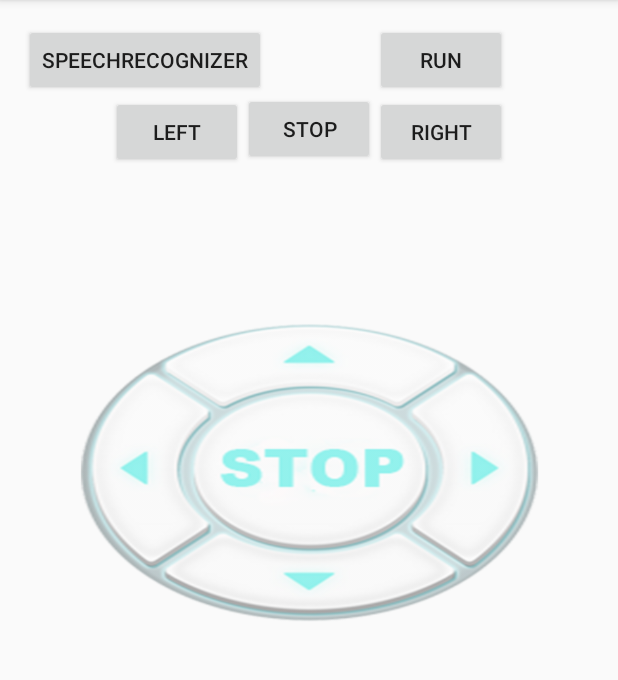
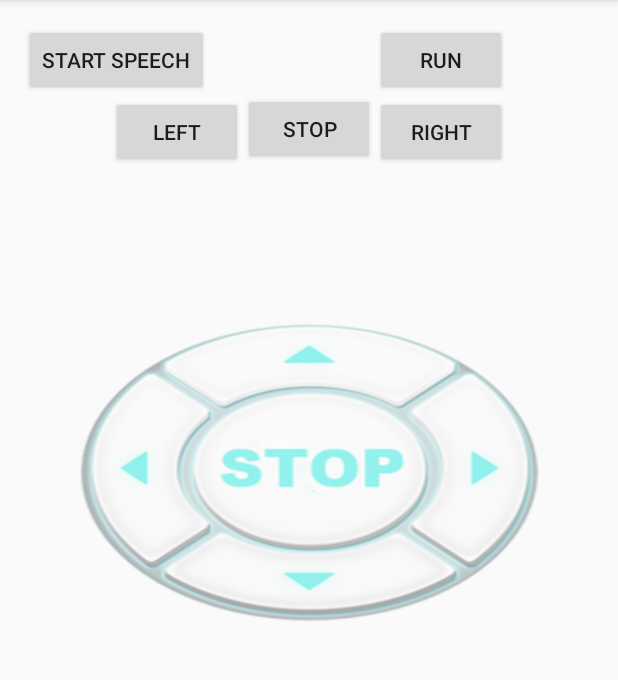
Before and after one commit to DuJiajun1994/RemoteControlCar, an Android app: the screen it shows after launch (MainActivity), on a phone screen of 412 x 824 dp, the part 84-764 px from its top. Run offline under Robolectric (Android 15) with nearby library versions, the phone set to English and light mode, and no system bars.

Commit message:
语音识别弄好了

```diff
--- a/app/src/main/java/sjtudeveloper/remotecontroller/MainActivity.java
+++ b/app/src/main/java/sjtudeveloper/remotecontroller/MainActivity.java
@@ -11,7 +11,6 @@ import android.widget.Button;
 import android.widget.ImageView;
 
 import com.iflytek.cloud.SpeechConstant;
-import com.iflytek.cloud.SpeechRecognizer;
 import com.iflytek.cloud.SpeechUtility;
 
 public class MainActivity extends AppCompatActivity implements View.OnClickListener, View.OnTouchListener{
@@ -22,6 +21,7 @@ public class MainActivity extends AppCompatActivity implements View.OnClickListe
     private GravitySensorManager gravitySensorManager;
     private BluetoothController bct;
     private VoiceRecognizer voiceRecognizer;
+    private Button speechRecognizerButton;
 
     @Override
     protected void onCreate(Bundle savedInstanceState) {
@@ -38,9 +38,11 @@ public class MainActivity extends AppCompatActivity implements View.OnClickListe
         btn.setOnClickListener(this);
         btn = (Button)this.findViewById(R.id.right_button);
         btn.setOnClickListener(this);
-        btn = (Button) findViewById(R.id.speechRecognizer);
-        btn.setOnClickListener(this);
         motion_button.setOnTouchListener(this);
+
+        //speechRecognizerButton
+        speechRecognizerButton = (Button) findViewById(R.id.speechRecognizer);
+        speechRecognizerButton.setOnClickListener(this);
 
         //use bluetooth to connect the car and mobile phone
         bct = new BluetoothController();
@@ -52,8 +54,7 @@ public class MainActivity extends AppCompatActivity implements View.OnClickListe
         }
         if(speechRecognizerFlag){
             SpeechUtility.createUtility(MainActivity.this, SpeechConstant.APPID+"=56501737");
-            voiceRecognizer = new VoiceRecognizer(MainActivity.this);
-            Log.e("debug", "position");
+            voiceRecognizer = new VoiceRecognizer(MainActivity.this,bct);
         }
     }
 
@@ -82,9 +83,9 @@ public class MainActivity extends AppCompatActivity implements View.OnClickListe
                 break;
             case R.id.speechRecognizer:
                 if(speechRecognizerFlag)
-                {voiceRecognizer.start();speechRecognizerFlag=false;}
+                {voiceRecognizer.start();speechRecognizerFlag=false;speechRecognizerButton.setText("Stop Speech");}
                 else
-                {voiceRecognizer.stop();speechRecognizerFlag=true;}
+                {voiceRecognizer.stop();speechRecognizerFlag=true;speechRecognizerButton.setText("Start Speech");}
 
                 break;
             default:
--- a/app/src/main/res/layout/activity_main.xml
+++ b/app/src/main/res/layout/activity_main.xml
@@ -10,7 +10,7 @@
         android:layout_width="wrap_content"
         android:layout_height="wrap_content"
         android:id="@+id/speechRecognizer"
-        android:text="SpeechRecognizer"
+        android:text="Start Speech"
         />
 
     <ImageView
```
Also changed, not shown: app/src/main/java/sjtudeveloper/remotecontroller/VoiceRecognizer.java (+46 -20 lines).
